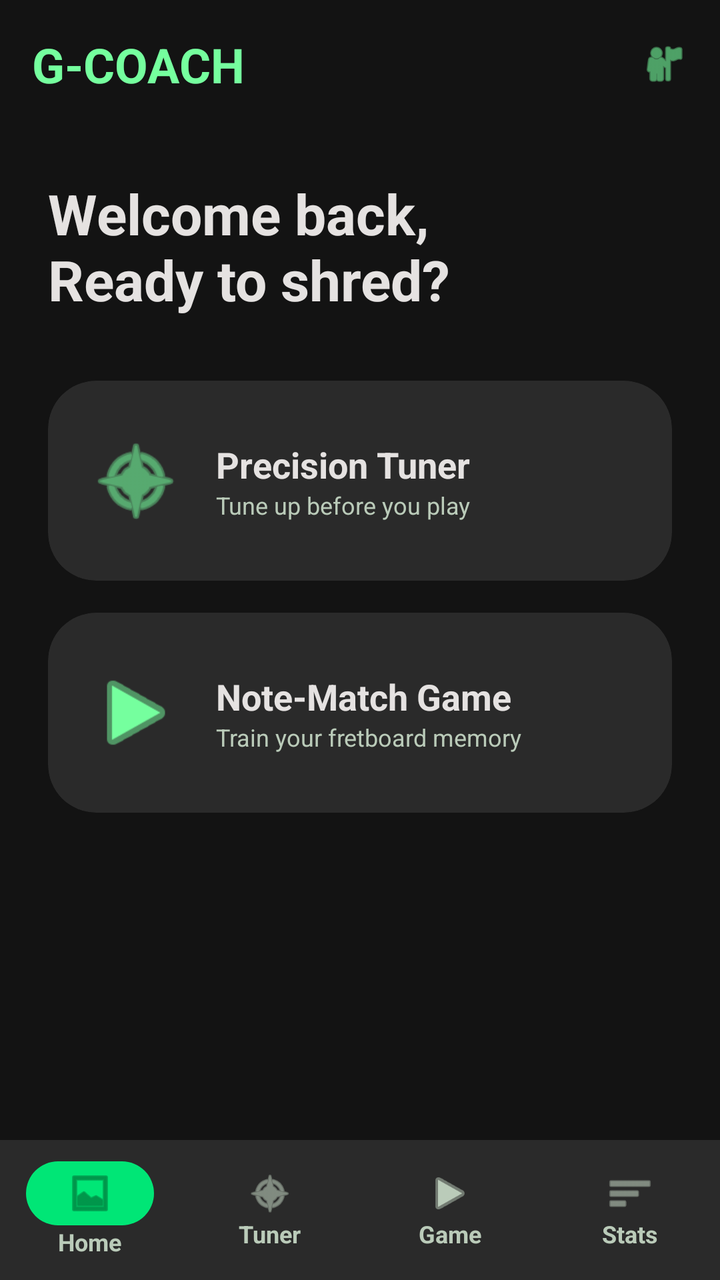
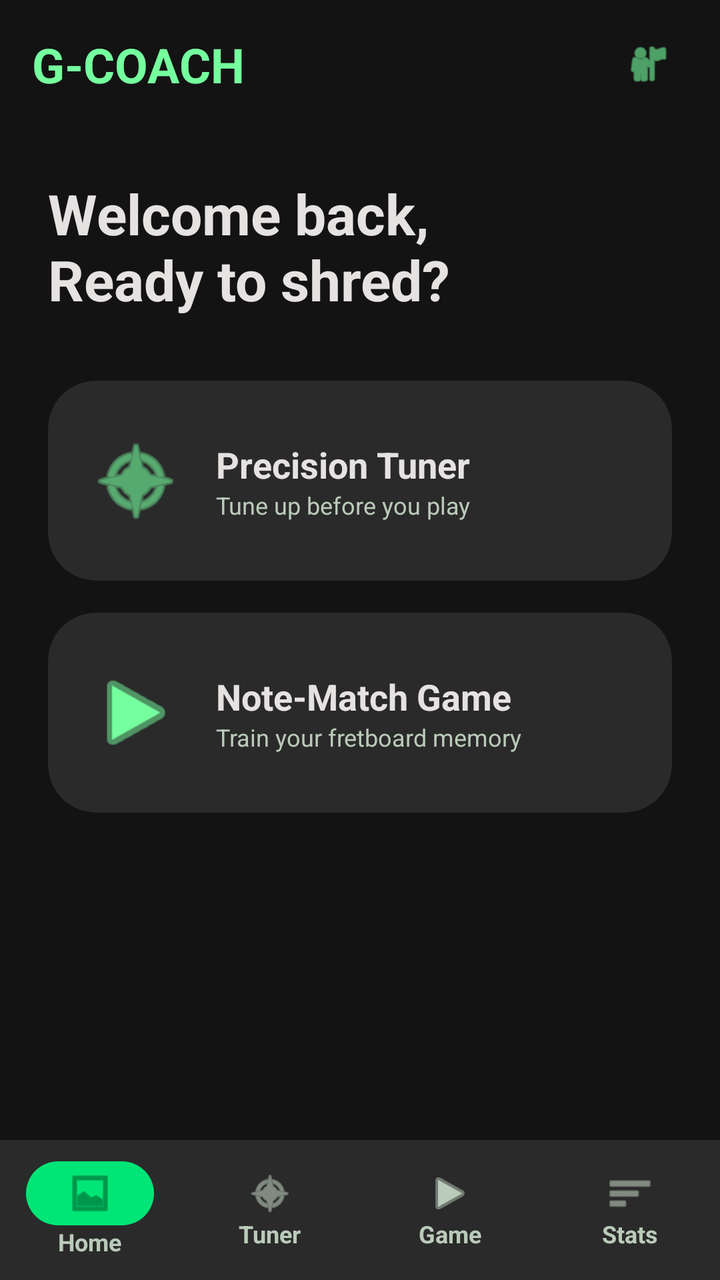

The first picture is an Android layout as it rendered before a commit; the second is the same layout after the commit. The layout source and the unified diff follow.
<!-- AndroidManifest.xml: application theme Theme.GCoach -->
<!-- res/layout/activity_dashboard.xml -->
<?xml version="1.0" encoding="utf-8"?>
<androidx.constraintlayout.widget.ConstraintLayout xmlns:android="http://schemas.android.com/apk/res/android"
    xmlns:app="http://schemas.android.com/apk/res-auto"
    android:layout_width="match_parent"
    android:layout_height="match_parent"
    android:background="#131313"
    android:fitsSystemWindows="true">

    <androidx.constraintlayout.widget.ConstraintLayout
        android:id="@+id/topAppBar"
        android:layout_width="match_parent"
        android:layout_height="64dp"
        android:paddingHorizontal="16dp"
        app:layout_constraintTop_toTopOf="parent">

        <TextView
            android:layout_width="wrap_content"
            android:layout_height="wrap_content"
            android:text="G-COACH"
            android:textColor="#75ff9e"
            android:textSize="24sp"
            android:textStyle="bold"
            app:layout_constraintBottom_toBottomOf="parent"
            app:layout_constraintStart_toStartOf="parent"
            app:layout_constraintTop_toTopOf="parent" />

        <ImageView
            android:layout_width="24dp"
            android:layout_height="24dp"
            android:src="@android:drawable/ic_menu_myplaces"
            app:tint="#75ff9e"
            app:layout_constraintBottom_toBottomOf="parent"
            app:layout_constraintEnd_toEndOf="parent"
            app:layout_constraintTop_toTopOf="parent" />
    </androidx.constraintlayout.widget.ConstraintLayout>

    <TextView
        android:id="@+id/welcomeText"
        android:layout_width="wrap_content"
        android:layout_height="wrap_content"
        android:layout_marginStart="24dp"
        android:layout_marginTop="24dp"
        android:text="Welcome back,\nReady to shred?"
        android:textColor="#e5e2e1"
        android:textSize="28sp"
        android:textStyle="bold"
        app:layout_constraintStart_toStartOf="parent"
        app:layout_constraintTop_toBottomOf="@id/topAppBar" />

    <androidx.cardview.widget.CardView
        android:id="@+id/cardTuner"
        android:layout_width="match_parent"
        android:layout_height="100dp"
        android:layout_marginHorizontal="24dp"
        android:layout_marginTop="32dp"
        android:clickable="true"
        android:focusable="true"
        app:cardBackgroundColor="#2a2a2a"
        app:cardCornerRadius="24dp"
        app:cardElevation="0dp"
        app:layout_constraintTop_toBottomOf="@id/welcomeText">
        <LinearLayout android:layout_width="match_parent" android:layout_height="match_parent" android:gravity="center_vertical" android:padding="20dp">
            <ImageView android:layout_width="48dp" android:layout_height="48dp" android:src="@android:drawable/ic_menu_compass" app:tint="#75ff9e" android:layout_marginEnd="16dp"/>
            <LinearLayout android:layout_width="wrap_content" android:layout_height="wrap_content" android:orientation="vertical">
                <TextView android:layout_width="wrap_content" android:layout_height="wrap_content" android:text="Precision Tuner" android:textColor="#e5e2e1" android:textSize="18sp" android:textStyle="bold" />
                <TextView android:layout_width="wrap_content" android:layout_height="wrap_content" android:text="Tune up before you play" android:textColor="#bacbb9" android:textSize="12sp" />
            </LinearLayout>
        </LinearLayout>
    </androidx.cardview.widget.CardView>

    <androidx.cardview.widget.CardView
        android:id="@+id/cardGame"
        android:layout_width="match_parent"
        android:layout_height="100dp"
        android:layout_marginHorizontal="24dp"
        android:layout_marginTop="16dp"
        android:clickable="true"
        android:focusable="true"
        app:cardBackgroundColor="#2a2a2a"
        app:cardCornerRadius="24dp"
        app:cardElevation="0dp"
        app:layout_constraintTop_toBottomOf="@id/cardTuner">
        <LinearLayout android:layout_width="match_parent" android:layout_height="match_parent" android:gravity="center_vertical" android:padding="20dp">
            <ImageView android:layout_width="48dp" android:layout_height="48dp" android:src="@android:drawable/ic_media_play" app:tint="#75ff9e" android:layout_marginEnd="16dp"/>
            <LinearLayout android:layout_width="wrap_content" android:layout_height="wrap_content" android:orientation="vertical">
                <TextView android:layout_width="wrap_content" android:layout_height="wrap_content" android:text="Note-Match Game" android:textColor="#e5e2e1" android:textSize="18sp" android:textStyle="bold" />
                <TextView android:layout_width="wrap_content" android:layout_height="wrap_content" android:text="Train your fretboard memory" android:textColor="#bacbb9" android:textSize="12sp" />
            </LinearLayout>
        </LinearLayout>
    </androidx.cardview.widget.CardView>

    <LinearLayout
        android:id="@+id/bottomNav"
        android:layout_width="match_parent"
        android:layout_height="70dp"
        android:background="#2a2a2a"
        android:orientation="horizontal"
        android:weightSum="4"
        app:layout_constraintBottom_toBottomOf="parent">

        <LinearLayout android:id="@+id/navHome" android:layout_width="0dp" android:layout_height="match_parent" android:layout_weight="1" android:gravity="center" android:orientation="vertical">
            <LinearLayout android:layout_width="64dp" android:layout_height="32dp" android:background="@drawable/bg_nav_active" android:gravity="center">
                <ImageView android:layout_width="24dp" android:layout_height="24dp" android:src="@android:drawable/ic_menu_gallery" app:tint="#00612e" />
            </LinearLayout>
            <TextView android:layout_width="wrap_content" android:layout_height="wrap_content" android:text="Home" android:textColor="#bacbb9" android:textSize="12sp" android:textStyle="bold" />
        </LinearLayout>

        <LinearLayout android:id="@+id/navTuner" android:layout_width="0dp" android:layout_height="match_parent" android:layout_weight="1" android:gravity="center" android:orientation="vertical">
            <ImageView android:layout_width="24dp" android:layout_height="24dp" android:src="@android:drawable/ic_menu_compass" app:tint="#bacbb9" />
            <TextView android:layout_width="wrap_content" android:layout_height="wrap_content" android:text="Tuner" android:textColor="#bacbb9" android:textSize="12sp" android:textStyle="bold" />
        </LinearLayout>

        <LinearLayout android:id="@+id/navGame" android:layout_width="0dp" android:layout_height="match_parent" android:layout_weight="1" android:gravity="center" android:orientation="vertical">
            <ImageView android:layout_width="24dp" android:layout_height="24dp" android:src="@android:drawable/ic_media_play" app:tint="#bacbb9" />
            <TextView android:layout_width="wrap_content" android:layout_height="wrap_content" android:text="Game" android:textColor="#bacbb9" android:textSize="12sp" android:textStyle="bold" />
        </LinearLayout>

        <LinearLayout android:id="@+id/navStats" android:layout_width="0dp" android:layout_height="match_parent" android:layout_weight="1" android:gravity="center" android:orientation="vertical">
            <ImageView android:layout_width="24dp" android:layout_height="24dp" android:src="@android:drawable/ic_menu_sort_by_size" app:tint="#bacbb9" />
            <TextView android:layout_width="wrap_content" android:layout_height="wrap_content" android:text="Stats" android:textColor="#bacbb9" android:textSize="12sp" android:textStyle="bold" />
        </LinearLayout>
    </LinearLayout>

</androidx.constraintlayout.widget.ConstraintLayout>
<!-- resources referenced by this layout -->
<resources>
  <!-- drawable bg_nav_active (drawable) -->
  <?xml version="1.0" encoding="utf-8"?>
  <shape xmlns:android="http://schemas.android.com/apk/res/android"
      android:shape="rectangle">
      <corners android:radius="16dp" />
      <solid android:color="#00e676" />
  </shape>
  <style name="Theme.GCoach" parent="Theme.MaterialComponents.DayNight.NoActionBar">
          <item name="android:statusBarColor">#121212</item>
      </style>
</resources>

<!-- the commit's change to res/layout/activity_dashboard.xml (unified diff, before → after) -->
@@ -25,8 +25,13 @@
             app:layout_constraintTop_toTopOf="parent" />
 
         <ImageView
-            android:layout_width="24dp"
-            android:layout_height="24dp"
+            android:id="@+id/ivProfile"
+            android:layout_width="40dp"
+            android:layout_height="40dp"
+            android:background="?attr/selectableItemBackgroundBorderless"
+            android:clickable="true"
+            android:focusable="true"
+            android:padding="8dp"
             android:src="@android:drawable/ic_menu_myplaces"
             app:tint="#75ff9e"
             app:layout_constraintBottom_toBottomOf="parent"
